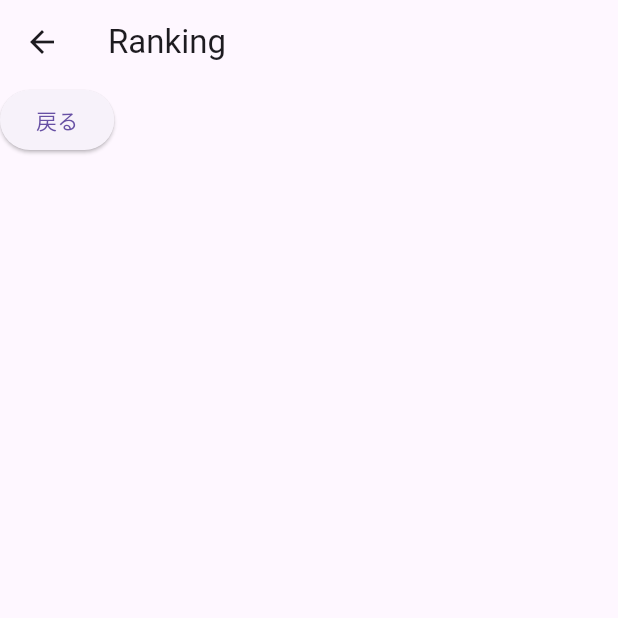
After one commit to nozomu-miyauchi/walking-event-app, a Flutter app: the ShowRankingPage screen opened by its route, on a phone screen of 412 x 824 dp, the top half of it. The commit adds this screen. Run offline on Flutter 3.47's test engine with Material 3 defaults, Android fonts, the light colour scheme and no system bars; our stand-ins replace go_router; missing offline and left inert: health.

Commit message:
feature: goRouter導入

```diff
--- a/lib/pages/get_step_count_page.dart
+++ b/lib/pages/get_step_count_page.dart
@@ -1,5 +1,6 @@
 import 'package:flutter/material.dart';
 import 'package:health/health.dart';
+import 'package:go_router/go_router.dart';
 
 class GetStepCountPage extends StatefulWidget {
   const GetStepCountPage({super.key});
@@ -102,6 +103,12 @@ class _GetStepCountPageState extends State<GetStepCountPage> {
                     onPressed: _fetchSteps,
                     child: const Text('歩数を再計測'),
                   ),
+                  ElevatedButton(
+                    onPressed: () {
+                      GoRouter.of(context).go('/ranking');
+                    },
+                    child: const Text('ランキングを確認する'),
+                  ),
                 ],
               ),
           ],
--- /dev/null
+++ b/lib/pages/show_ranking_page.dart
@@ -0,0 +1,22 @@
+import 'package:flutter/material.dart';
+
+class ShowRankingPage extends StatelessWidget {
+  const ShowRankingPage({super.key});
+
+  @override
+  Widget build(BuildContext context) {
+    return Scaffold(
+      appBar: AppBar(title: const Text('Ranking')),
+      body: Column(
+        children: [
+          ElevatedButton(
+            onPressed: () {
+              Navigator.of(context).pop();
+            },
+            child: const Text('戻る'),
+          ),
+        ],
+      ),
+    );
+  }
+}
--- a/pubspec.yaml
+++ b/pubspec.yaml
@@ -35,6 +35,7 @@ dependencies:
   # Use with the CupertinoIcons class for iOS style icons.
   cupertino_icons: ^1.0.8
   health: ^13.0.1
+  go_router: ^15.1.3
 
 dev_dependencies:
   flutter_test:
```
Also changed, not shown: lib/main.dart (+33 -15 lines), pubspec.lock.
